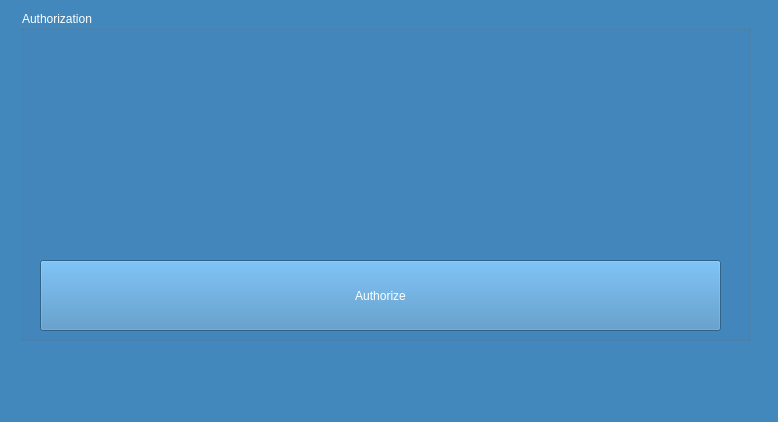
First picture: the form in QTcreator/Diary/mainwindow.ui, repository albaSANDROS/DIPLOMA-PROJECT.-Multi-user-client-server-application-e-journal, before the edit.
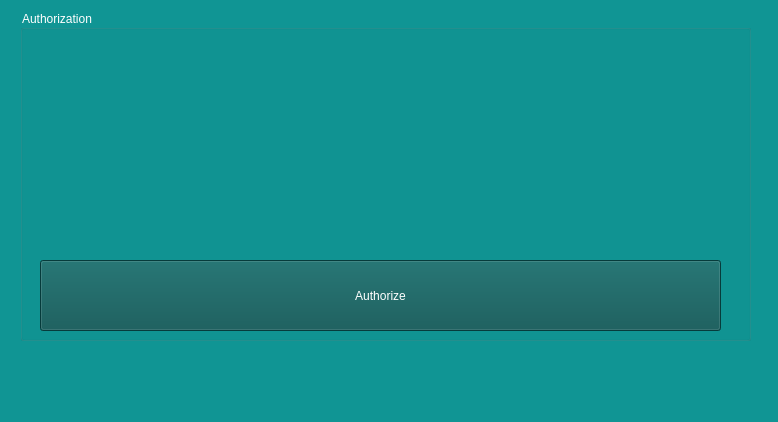
Second picture: the form after the edit.

Diff of the .ui file:
```diff
--- a/QTcreator/Diary/mainwindow.ui
+++ b/QTcreator/Diary/mainwindow.ui
@@ -14,8 +14,10 @@
    <string>MainWindow</string>
   </property>
   <property name="styleSheet">
-   <string notr="true">background-color: rgb(67, 136, 189);
-selection-color: rgb(22, 34, 49);</string>
+   <string notr="true">color: rgb(16, 149, 148);
+background-color: rgb(16, 149, 148);
+
+</string>
   </property>
   <widget class="QWidget" name="centralwidget">
    <widget class="QGroupBox" name="groupBox">
@@ -43,7 +45,8 @@
       </rect>
      </property>
      <property name="styleSheet">
-      <string notr="true">color: rgb(255, 255, 255);</string>
+      <string notr="true">background-color: rgb(29, 35, 35);
+background-color: rgb(9, 83, 82);</string>
      </property>
      <property name="text">
       <string>Authorize</string>
```
Left out of the diff: 2 changed lines with no effect on the pictures.
